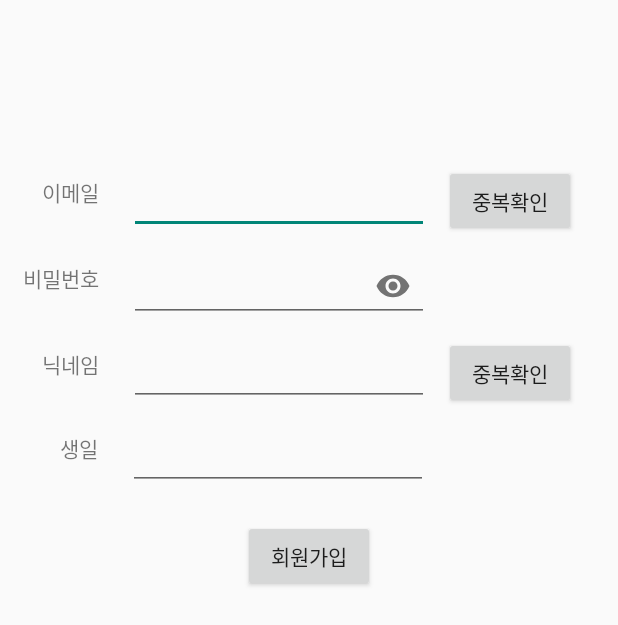
After one commit to seonggg/Empathy-of-aday, an Android app: the SignUp screen opened directly, with no data from a screen before it, on a phone screen of 412 x 824 dp. The commit adds this screen. Shown: the top 625 px of the screen. Run offline under Robolectric (Android 15) with nearby library versions, the phone set to English and light mode, and no system bars; our stand-ins replace Firebase (no records; nobody signed in at launch, a user with empty details on screens opened directly).

Commit message:
회원가입,로그인,로그아웃

```diff
--- a/app/src/main/java/com/project2022/emotiondiary/MainActivity.java
+++ b/app/src/main/java/com/project2022/emotiondiary/MainActivity.java
@@ -15,7 +15,7 @@ public class MainActivity extends AppCompatActivity {
 
         // 2초 뒤 자동 화면 전환
         new Handler().postDelayed(() -> {
-            Intent intent = new Intent(MainActivity.this,MyRoom.class);
+            Intent intent = new Intent(MainActivity.this,LoginActivity.class);
             startActivity(intent);
         },2000);
     }
--- /dev/null
+++ b/app/src/main/java/com/project2022/emotiondiary/SignUp.java
@@ -0,0 +1,135 @@
+package com.project2022.emotiondiary;
+
+import static android.content.ContentValues.TAG;
+
+import androidx.annotation.NonNull;
+import androidx.appcompat.app.AppCompatActivity;
+
+import android.app.DatePickerDialog;
+import android.content.Intent;
+import android.os.Bundle;
+import android.util.Log;
+import android.widget.Button;
+import android.widget.DatePicker;
+import android.widget.EditText;
+import android.widget.Toast;
+
+import com.google.android.gms.tasks.OnFailureListener;
+import com.google.android.gms.tasks.OnSuccessListener;
+import com.google.firebase.auth.FirebaseAuth;
+import com.google.firebase.firestore.FirebaseFirestore;
+
+import java.util.Arrays;
+import java.util.Calendar;
+import java.util.HashMap;
+import java.util.Map;
+
+public class SignUp extends AppCompatActivity {
+
+    private FirebaseAuth mAuth;
+    Button signup_ok_btn;
+    EditText email_edit;
+    EditText pw_edit;
+    EditText nickname_edit;
+    EditText birthdate_edit;
+    //String email;
+    //String emailValidation;
+    Calendar c;
+    int mYear;
+    int mMonth;
+    int mDay;
+
+    @Override
+    protected void onCreate(Bundle savedInstanceState) {
+        super.onCreate(savedInstanceState);
+        setContentView(R.layout.activity_sign_up);
+
+        email_edit = findViewById(R.id.email_editText);
+        //email = email_edit.getText().toString();
+        //emailValidation = "^[_A-Za-z0-9-]+(\\.[_A-Za-z0-9-]+)*@[A-Za-z0-9]+(\\.[A-Za-z0-9]+)*(\\.[A-Za-z]{2,})$"; // 이메일 정규식
+        pw_edit = findViewById(R.id.pw_editText);
+        nickname_edit = findViewById(R.id.nickname_editText);
+        birthdate_edit = findViewById(R.id.birthdate_editText);
+
+        // FirebaseAuth 객체의 공유 인스턴스를 가져옴
+        mAuth = FirebaseAuth.getInstance();
+
+        signup_ok_btn = findViewById(R.id.signup_ok_btn);
+        signup_ok_btn.setOnClickListener(view -> {
+            if (!email_edit.getText().toString().equals("") && !pw_edit.getText().toString().equals("")
+            && !nickname_edit.getText().toString().equals("")) {
+                // 이메일과 비밀번호가 공백이 아닌 경우
+                createAccount(email_edit.getText().toString(), pw_edit.getText().toString()
+                        , nickname_edit.getText().toString());
+            }
+            else {
+                // 이메일 혹은 비밀번호가 공백인 경우
+                Toast.makeText(SignUp.this, "이메일, 비밀번호, 닉네임은 필수입력사항입니다", Toast.LENGTH_LONG).show();
+            }
+        });
+
+        // 생일 선택
+        c = Calendar.getInstance();
+        mYear = c.get(Calendar.YEAR);
+        mMonth = c.get(Calendar.MONTH);
+        mDay = c.get(Calendar.DAY_OF_MONTH);
+
+        DatePickerDialog datePickerDialog = new DatePickerDialog(this, android.R.style.Theme_Holo_Light_Dialog_NoActionBar
+                ,new DatePickerDialog.OnDateSetListener() {
+            @Override
+            public void onDateSet(DatePicker view, int year, int month, int dayOfMonth) {
+                birthdate_edit.setText(year+"." + (month+1) + "." + dayOfMonth);
+            }
+        }, mYear, mMonth, mDay);
+
+        datePickerDialog.getWindow().setBackgroundDrawableResource(android.R.color.transparent);
+
+        birthdate_edit.setInputType(0);
+        birthdate_edit.setOnClickListener(view -> {
+            datePickerDialog.show();
+        });
+    }
+
+    //계정 생성
+    private void createAccount(String email, String password, String nickname){
+        //신규 사용자의 이메일 주소와 비밀번호를 createUserWithEmailAndPassword에 전달하여 신규 계정을 생성
+        mAuth.createUserWithEmailAndPassword(email, password)
+                .addOnCompleteListener(this, task -> {
+                    if (task.isSuccessful()) {
+                        FirebaseAuth.getInstance().signOut(); // 자동 로그인 방지
+                        writeNewUser(email,nickname);
+                        Toast.makeText(SignUp.this, "계정 생성 성공", Toast.LENGTH_SHORT).show();
+                        Intent intent = new Intent(SignUp.this,EmailLogin.class);
+                        startActivity(intent);
+                    } else {
+                        Log.w(TAG, "createUserWithEmail:failure", task.getException());
+                        Toast.makeText(SignUp.this, "계정 생성 실패", Toast.LENGTH_SHORT).show();
+                    }
+                });
+    }
+
+    private void writeNewUser(String email, String nickname){
+        // 이메일, 닉네임 저장
+        FirebaseFirestore db = FirebaseFirestore.getInstance();
+
+        Map<String, Object> user = new HashMap<>();
+        user.put("user_email", email);
+        user.put("user_nickname", nickname);
+        user.put("user_birthdate", Arrays.asList(mYear,mMonth,mDay));
+
+        db.collection("user").document(email)
+                .set(user)
+                .addOnSuccessListener(new OnSuccessListener<Void>() {
+                    @Override
+                    public void onSuccess(Void aVoid) {
+                        Log.d(TAG, "DocumentSnapshot successfully written!");
+                    }
+                })
+                .addOnFailureListener(new OnFailureListener() {
+                    @Override
+                    public void onFailure(@NonNull Exception e) {
+                        Log.w(TAG, "Error writing document", e);
+                    }
+                });
+    }
+}
--- /dev/null
+++ b/app/src/main/res/layout/activity_sign_up.xml
@@ -0,0 +1,146 @@
+<?xml version="1.0" encoding="utf-8"?>
+<LinearLayout xmlns:android="http://schemas.android.com/apk/res/android"
+    xmlns:app="http://schemas.android.com/apk/res-auto"
+    xmlns:tools="http://schemas.android.com/tools"
+    android:layout_width="match_parent"
+    android:layout_height="match_parent"
+    tools:context=".SignUp"
+    android:orientation="vertical"
+    android:gravity="center_horizontal">
+
+    <LinearLayout
+        android:layout_width="wrap_content"
+        android:layout_height="wrap_content"
+        android:layout_marginTop="100dp">
+
+        <TextView
+            android:id="@+id/email_textView"
+            android:layout_width="wrap_content"
+            android:layout_height="wrap_content"
+            android:text="이메일"
+            android:layout_marginEnd="20dp"
+            android:layout_gravity="center_vertical"/>
+
+        <com.google.android.material.textfield.TextInputLayout
+            android:layout_width="wrap_content"
+            android:layout_height="wrap_content"
+            android:layout_marginEnd="10dp">
+
+            <EditText
+                android:id="@+id/email_editText"
+                android:layout_width="200dp"
+                android:layout_height="wrap_content"
+                android:ems="10"
+                android:inputType="textEmailAddress" />
+
+        </com.google.android.material.textfield.TextInputLayout>
+
+        <Button
+            android:id="@+id/email_check_btn"
+            android:layout_width="wrap_content"
+            android:layout_height="wrap_content"
+            android:text="중복확인" />
+
+    </LinearLayout>
+
+    <LinearLayout
+        android:layout_width="wrap_content"
+        android:layout_height="wrap_content"
+        android:layout_marginEnd="50dp">
+
+        <TextView
+            android:id="@+id/pw_textView"
+            android:layout_width="wrap_content"
+            android:layout_height="wrap_content"
+            android:text="비밀번호"
+            android:layout_gravity="center_vertical"
+            android:layout_marginEnd="20dp"/>
+
+        <com.google.android.material.textfield.TextInputLayout
+            android:layout_width="wrap_content"
+            android:layout_height="wrap_content"
+            app:passwordToggleEnabled="true"
+            android:layout_marginEnd="10dp">
+
+            <EditText
+                android:id="@+id/pw_editText"
+                android:layout_width="200dp"
+                android:layout_height="wrap_content"
+                android:ems="10"
+                android:inputType="textPassword"/>
+
+        </com.google.android.material.textfield.TextInputLayout>
+
+
+    </LinearLayout>
+
+    <LinearLayout
+        android:layout_width="wrap_content"
+        android:layout_height="wrap_content">
+
+        <TextView
+            android:id="@+id/nickname_textView"
+            android:layout_width="wrap_content"
+            android:layout_height="wrap_content"
+            android:text="닉네임"
+            android:layout_marginEnd="20dp"
+            android:layout_gravity="center_vertical"/>
+
+        <com.google.android.material.textfield.TextInputLayout
+            android:layout_width="wrap_content"
+            android:layout_height="wrap_content"
+            android:layout_marginEnd="10dp">
+
+            <EditText
+                android:id="@+id/nickname_editText"
+                android:layout_width="200dp"
+                android:layout_height="wrap_content"
+                android:ems="10"
+                android:inputType="textPersonName"/>
+
+        </com.google.android.material.textfield.TextInputLayout>
+
+        <Button
+            android:id="@+id/nickname_check_btn"
+            android:layout_width="wrap_content"
+            android:layout_height="wrap_content"
+            android:text="중복확인" />
+
+    </LinearLayout>
+
+    <LinearLayout
+        android:layout_width="wrap_content"
+        android:layout_height="wrap_content"
+        android:layout_marginEnd="38dp">
+
+        <TextView
+            android:id="@+id/birthdate_textView"
+            android:layout_width="wrap_content"
+            android:layout_height="wrap_content"
+            android:text="생일"
+            android:layout_marginEnd="20dp"
+            android:layout_gravity="center_vertical"/>
+
+        <com.google.android.material.textfield.TextInputLayout
+            android:layout_width="wrap_content"
+            android:layout_height="wrap_content"
+            android:layout_marginEnd="10dp">
+
+            <EditText
+                android:id="@+id/birthdate_editText"
+                android:layout_width="200dp"
+                android:layout_height="wrap_content"
+                android:ems="10"/>
+
+        </com.google.android.material.textfield.TextInputLayout>
+
+    </LinearLayout>
+
+    <Button
+        android:id="@+id/signup_ok_btn"
+        android:layout_width="wrap_content"
+        android:layout_height="wrap_content"
+        android:text="회원가입"
+        android:layout_marginTop="20dp"/>
+
+</LinearLayout>
```
Also changed, not shown: app/build.gradle (+10 -0 lines), app/src/main/AndroidManifest.xml (+9 -0 lines), app/src/main/java/com/project2022/emotiondiary/EmailLogin.java (added, +68 -0 lines), app/src/main/java/com/project2022/emotiondiary/LoginActivity.java (+40 -0 lines), app/src/main/java/com/project2022/emotiondiary/MyRoom.java (+15 -2 lines), app/src/main/java/com/project2022/emotiondiary/SettingActivity.java (added, +72 -0 lines), app/src/main/res/layout/activity_email_login.xml (added, +69 -0 lines), app/src/main/res/layout/activity_login.xml (+49 -5 lines), app/src/main/res/layout/activity_setting.xml (added, +47 -0 lines).
